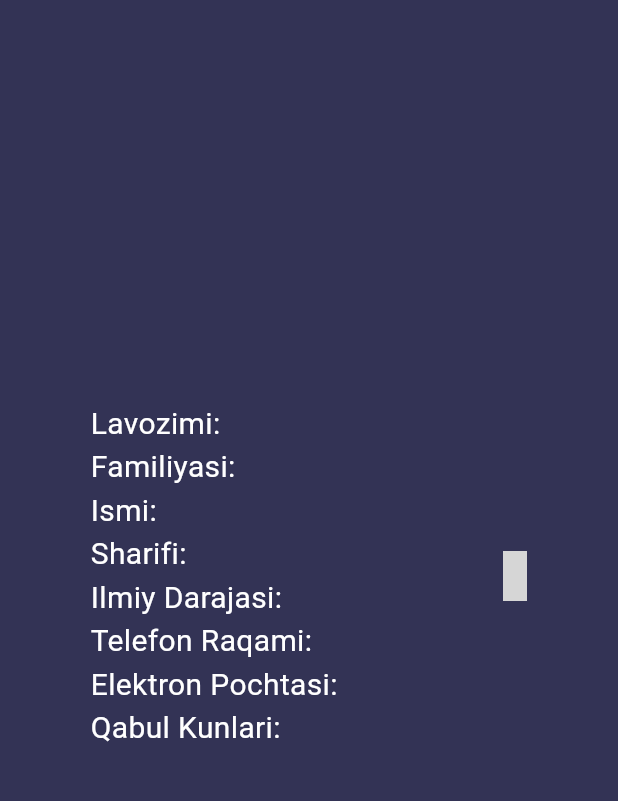
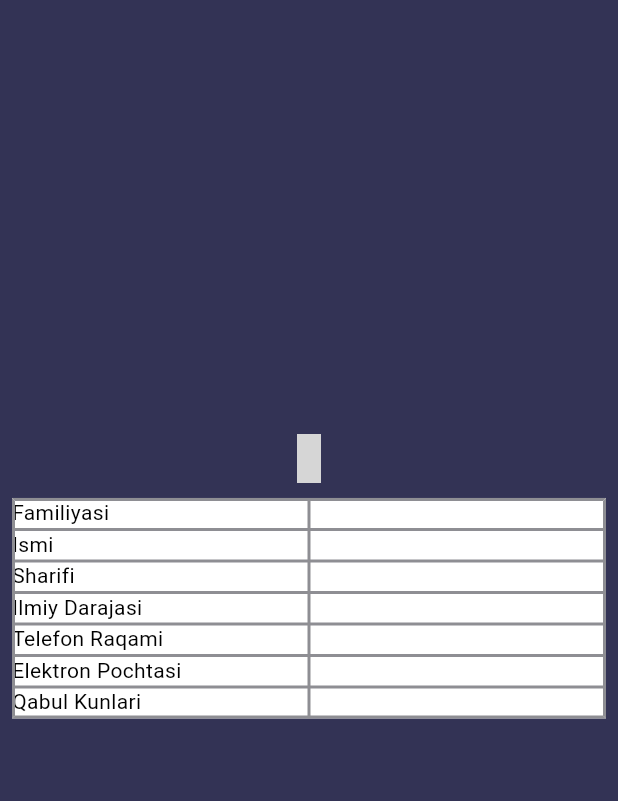
Before and after one commit to Zuhriddinov-O/identification, a Flutter app: the InfoPage screen opened directly with empty values, on a phone screen of 412 x 824 dp, the part 84-885 px from its top. Run offline on Flutter 3.47's test engine with Material 3 defaults, Android fonts, the phone set to English and light mode, and no system bars; our stand-ins replace gap, image_picker; grey boxes are pictures that could not be loaded.

Commit message:
info page updated

```diff
--- a/lib/info_page.dart
+++ b/lib/info_page.dart
@@ -4,6 +4,7 @@ import 'package:flutter/cupertino.dart';
 import 'package:flutter/foundation.dart';
 import 'package:flutter/material.dart';
 import 'package:flutter/widgets.dart';
+import 'package:gap/gap.dart';
 import 'package:identify/class.dart';
 
 class InfoPage extends StatefulWidget {
@@ -19,48 +20,114 @@ class _InfoPageState extends State<InfoPage> {
   @override
   Widget build(BuildContext context) {
     return Scaffold(
-      backgroundColor: Color(0xff333355),
+      backgroundColor: const Color(0xff333355),
       appBar: AppBar(centerTitle: true, title: const Text("My Client")),
       body: Center(
         child: Padding(
           padding: const EdgeInsets.all(8.0),
-          child: Row(
-            mainAxisAlignment: MainAxisAlignment.spaceAround,
-            children: [
-              SingleChildScrollView(
+          child: SingleChildScrollView(
             child: Column(
               crossAxisAlignment: CrossAxisAlignment.start,
               mainAxisAlignment: MainAxisAlignment.center,
               children: [
-                    Text("Lavozimi: ${widget.identify.position ?? ""}",
-                        style: const TextStyle(fontSize: 20, color: CupertinoColors.white)),
-                    Text("Familiyasi: ${widget.identify.surname ?? ""}",
-                        style: const TextStyle(fontSize: 20, color: CupertinoColors.white)),
-                    Text("Ismi: ${widget.identify.name ?? ""}",
-                        style: const TextStyle(fontSize: 20, color: CupertinoColors.white)),
-                    Text("Sharifi: ${widget.identify.parentalName ?? ""}",
-                        style: const TextStyle(fontSize: 20, color: CupertinoColors.white)),
-                    Text("Ilmiy Darajasi: ${widget.identify.eduPosition ?? ""}",
-                        style: const TextStyle(fontSize: 20, color: CupertinoColors.white)),
-                    Text("Telefon Raqami: ${widget.identify.phoneNumber ?? ""}",
-                        style: const TextStyle(fontSize: 20, color: CupertinoColors.white)),
-                    Text("Elektron Pochtasi: ${widget.identify.email ?? ""}",
-                        style: const TextStyle(fontSize: 20, color: CupertinoColors.white)),
-                    Text("Qabul Kunlari: ${widget.identify.approvalDays ?? ""}",
-                        style: const TextStyle(fontSize: 20, color: CupertinoColors.white)),
-                  ],
-                ),
-              ),
                 kIsWeb
-                  ? FlutterLogo(size: MediaQuery.of(context).size.width * 0.45)
-                  : Image.file(
+                    ? Center(child: FlutterLogo(size: MediaQuery.of(context).size.width * 0.45))
+                    : Center(
+                        child: Image.file(
                           widget.identify.image ?? File(""),
                           width: MediaQuery.of(context).size.width * 0.04,
                           height: MediaQuery.of(context).size.height * 0.04,
                           fit: BoxFit.fill,
                           filterQuality: FilterQuality.high,
-                    )
+                        ),
+                      ),
+                const Gap(10),
+                Table(
+                  border: TableBorder.all(width: 2, color: CupertinoColors.systemGrey),
+                  children: [
+                    TableRow(
+                        decoration: const BoxDecoration(color: CupertinoColors.white),
+                        children: [
+                          const TableCell(
+                            child:
+                                Text("Familiyasi", style: TextStyle(color: CupertinoColors.black)),
+                          ),
+                          TableCell(
+                            child: Text(widget.identify.surname ?? "",
+                                style: const TextStyle(color: CupertinoColors.black)),
+                          ),
+                        ]),
+                    TableRow(
+                        decoration: const BoxDecoration(color: CupertinoColors.white),
+                        children: [
+                          const TableCell(
+                            child: Text("Ismi", style: TextStyle(color: CupertinoColors.black)),
+                          ),
+                          TableCell(
+                            child: Text(widget.identify.name ?? "",
+                                style: const TextStyle(color: CupertinoColors.black)),
+                          ),
+                        ]),
+                    TableRow(
+                        decoration: const BoxDecoration(color: CupertinoColors.white),
+                        children: [
+                          const TableCell(
+                              child:
+                                  Text("Sharifi", style: TextStyle(color: CupertinoColors.black))),
+                          TableCell(
+                            child: Text(widget.identify.parentalName ?? "",
+                                style: const TextStyle(color: CupertinoColors.black)),
+                          ),
+                        ]),
+                    TableRow(
+                        decoration: const BoxDecoration(color: CupertinoColors.white),
+                        children: [
+                          const TableCell(
+                              child: Text("Ilmiy Darajasi",
+                                  style: TextStyle(color: CupertinoColors.black))),
+                          TableCell(
+                            child: Text(widget.identify.eduPosition ?? "",
+                                style: const TextStyle(color: CupertinoColors.black)),
+                          ),
+                        ]),
+                    TableRow(
+                        decoration: const BoxDecoration(color: CupertinoColors.white),
+                        children: [
+                          const TableCell(
+                              child: Text("Telefon Raqami",
+                                  style: TextStyle(color: CupertinoColors.black))),
+                          TableCell(
+                            child: Text(widget.identify.phoneNumber ?? "",
+                                style: const TextStyle(color: CupertinoColors.black)),
+                          ),
+                        ]),
+                    TableRow(
+                        decoration: const BoxDecoration(color: CupertinoColors.white),
+                        children: [
+                          const TableCell(
+                              child: Text("Elektron Pochtasi",
+                                  style: TextStyle(color: CupertinoColors.black))),
+                          TableCell(
+                            child: Text(widget.identify.email ?? "",
+                                style: const TextStyle(color: CupertinoColors.black)),
+                          ),
+                        ]),
+                    TableRow(
+                        decoration: const BoxDecoration(color: CupertinoColors.white),
+                        children: [
+                          const TableCell(
+                            child: Text("Qabul Kunlari",
+                                style: TextStyle(color: CupertinoColors.black)),
+                          ),
+                          TableCell(
+                            child: Text(widget.identify.approvalDays ?? "",
+                                style: const TextStyle(color: CupertinoColors.black)),
+                          ),
+                        ]),
                   ],
+                ),
+              ],
+            ),
           ),
         ),
       ),
--- a/pubspec.yaml
+++ b/pubspec.yaml
@@ -37,6 +37,7 @@ dependencies:
   cupertino_icons: ^1.0.6
   image_picker: ^1.0.8
   animations: ^2.0.11
+  gap: ^3.0.1
 
 dev_dependencies:
   flutter_test:
```
Also changed, not shown: pubspec.lock. Lines whose indentation alone changed are shown as unchanged.
